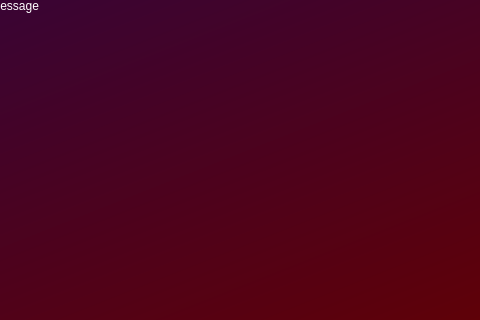
Above: BlackJackQT/AlertsQT.ui from Babywise/Blackjack before the change; both pictures show x 137 to 617 and y 280 to 600 of the 800 by 600 pixel window. Below: the same form after it.
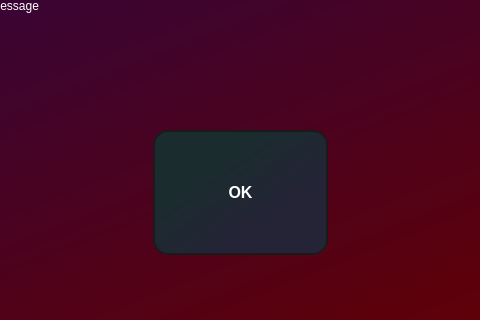
That is the form after the change.

Commit message: AlertQT.ui | Added OK button

```diff
--- a/BlackJackQT/AlertsQT.ui
+++ b/BlackJackQT/AlertsQT.ui
@@ -61,6 +61,32 @@
      <string>Example Alert Message</string>
     </property>
    </widget>
+   <widget class="QPushButton" name="okButton">
+    <property name="geometry">
+     <rect>
+      <x>290</x>
+      <y>410</y>
+      <width>175</width>
+      <height>125</height>
+     </rect>
+    </property>
+    <property name="styleSheet">
+     <string notr="true"> background-color: qlineargradient(spread:pad, x1:0.078, y1:0.0686364,  x2:1, y2:1, stop:0.242938 rgba(26, 44, 46, 255), stop:0.655367 rgba(36, 36, 54, 255));
+  border: 2px solid #1A1A1A;
+  border-radius: 15px;
+  box-sizing: border-box;
+  color: rgb(255, 255, 255);
+  cursor: pointer;
+  display: inline-block;
+  font-family: Roobert,-apple-system,BlinkMacSystemFont,&quot;Segoe UI&quot;,Helvetica,Arial,sans-serif,&quot;Apple Color Emoji&quot;,&quot;Segoe UI Emoji&quot;,&quot;Segoe UI Symbol&quot;;
+  font-size: 16px;
+  font-weight: 600;
+</string>
+    </property>
+    <property name="text">
+     <string>OK</string>
+    </property>
+   </widget>
   </widget>
  </widget>
  <layoutdefault spacing="6" margin="11"/>
```
